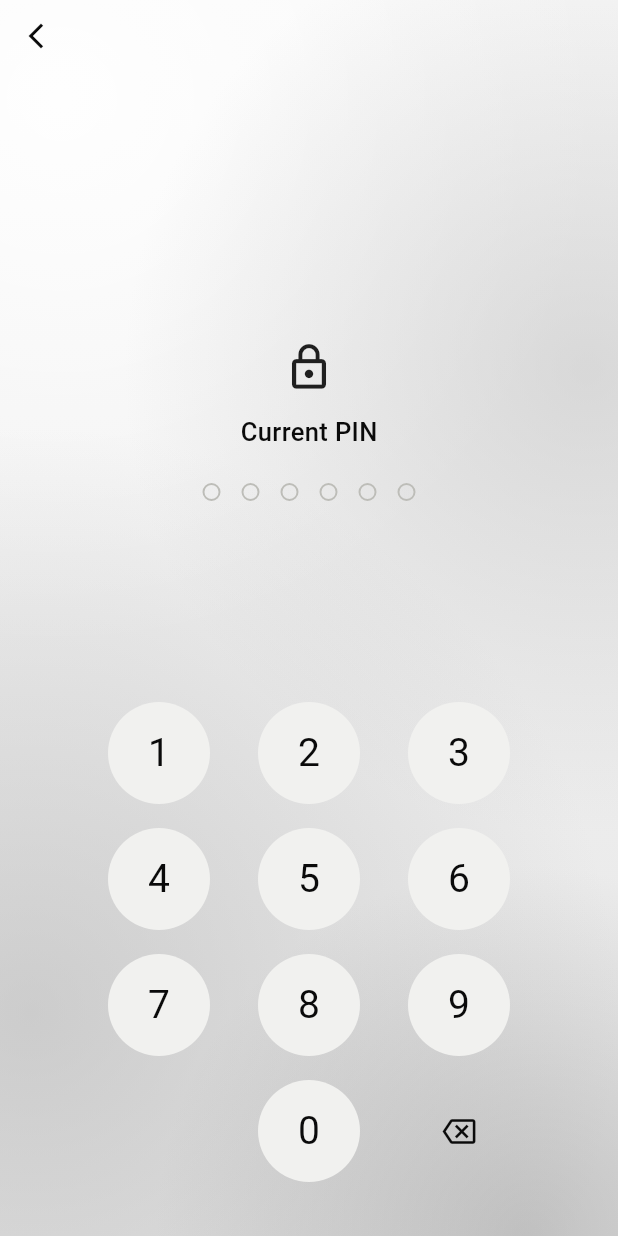
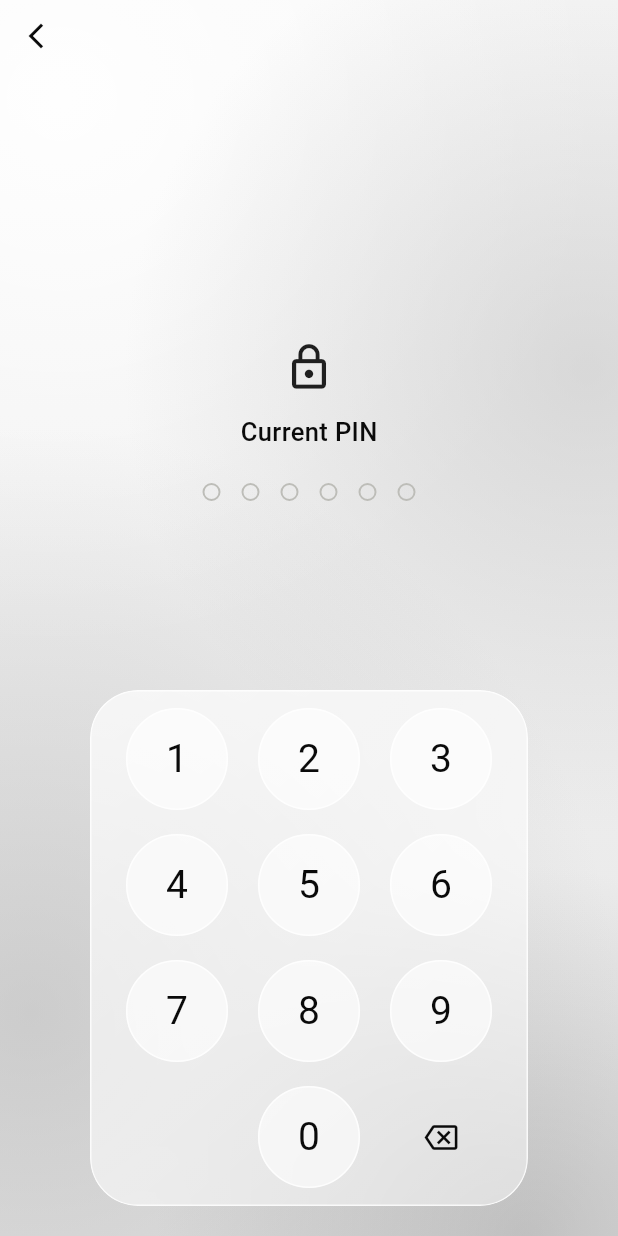
Before and after one commit to aryanonlogic/tictactoe, a Flutter app: the VaultScreen screen opened directly, item 3 of the bottom bar chosen, after a tap on "Change PIN", on a phone screen of 412 x 824 dp. Run offline on Flutter 3.47's test engine with Material 3 defaults, Android fonts, the phone set to English and light mode, and no system bars.

Commit message:
Glass UI on every screen: board panel, keypad, nav bar, folders, settings, viewer, splash

```diff
--- a/lib/ui.dart
+++ b/lib/ui.dart
@@ -60,7 +60,11 @@ class Segmented<T> extends StatelessWidget {
     return Container(
       height: 44,
       padding: const EdgeInsets.all(3),
-      decoration: BoxDecoration(color: kMist, borderRadius: BorderRadius.circular(22)),
+      decoration: BoxDecoration(
+        color: const Color(0x8CFFFFFF),
+        borderRadius: BorderRadius.circular(22),
+        border: Border.all(color: const Color(0xCCFFFFFF)),
+      ),
       child: Row(
         children: [
           for (final e in options.entries)
--- a/lib/vault/pin_screen.dart
+++ b/lib/vault/pin_screen.dart
@@ -238,8 +238,11 @@ class _PinScreenState extends State<PinScreen> with SingleTickerProviderStateMix
                     ),
             ),
             const Spacer(),
-            _keypad(),
-            const SizedBox(height: 28),
+            SizedBox(
+              width: 292,
+              child: GlassPanel(radius: 32, blur: 18, padding: const EdgeInsets.symmetric(vertical: 4), child: _keypad()),
+            ),
+            const SizedBox(height: 20),
           ],
         ),
       ),
@@ -262,10 +265,10 @@ class _PinScreenState extends State<PinScreen> with SingleTickerProviderStateMix
           child: Row(
             mainAxisAlignment: MainAxisAlignment.center,
             children: [
-              const SizedBox(width: 100),
+              const SizedBox(width: 88),
               key('0'),
               SizedBox(
-                width: 100,
+                width: 88,
                 child: IconButton(onPressed: _back, icon: const Icon(Icons.backspace_outlined, size: 22)),
               ),
             ],
@@ -285,11 +288,11 @@ class _Key extends StatelessWidget {
   @override
   Widget build(BuildContext context) {
     return SizedBox(
-      width: 100,
+      width: 88,
       child: Center(
         child: Material(
-          color: kMist,
-          shape: const CircleBorder(),
+          color: const Color(0x99FFFFFF),
+          shape: const CircleBorder(side: BorderSide(color: Color(0xCCFFFFFF))),
           child: InkWell(
             customBorder: const CircleBorder(),
             onTap: onTap,
--- a/lib/vault/settings_screen.dart
+++ b/lib/vault/settings_screen.dart
@@ -162,7 +162,12 @@ class _SettingsScreenState extends State<SettingsScreen> {
             ),
             Expanded(
               child: ListView(
+                padding: const EdgeInsets.fromLTRB(16, 8, 16, 24),
                 children: [
+                  GlassPanel(
+                    radius: 26,
+                    child: Column(
+                      children: [
                   RowTile(icon: Icons.lock_outline, title: 'Change PIN', onTap: _changePin),
                   const Divider(indent: 58),
                   RowTile(
@@ -182,6 +187,9 @@ class _SettingsScreenState extends State<SettingsScreen> {
                   RowTile(icon: Icons.delete_sweep_outlined, title: 'Clear Vault Data', onTap: _clear),
                   const Divider(indent: 58),
                   RowTile(icon: Icons.info_outline, title: 'About', onTap: _about),
+                      ],
+                    ),
+                  ),
                 ],
               ),
             ),
--- a/lib/vault/vault_screen.dart
+++ b/lib/vault/vault_screen.dart
@@ -75,10 +75,9 @@ class _VaultScreenState extends State<VaultScreen> {
           ),
         ],
       ),
-      bottomNavigationBar: SafeArea(
-        child: Container(
+      bottomNavigationBar: GlassBar(
+        child: SizedBox(
           height: 60,
-          decoration: const BoxDecoration(border: Border(top: BorderSide(color: kLine))),
           child: Row(
             mainAxisAlignment: MainAxisAlignment.spaceAround,
             children: [
@@ -218,8 +217,8 @@ class _LibraryViewState extends State<LibraryView> {
             ),
           ),
           Material(
-            color: kMist,
-            shape: const CircleBorder(),
+            color: const Color(0x99FFFFFF),
+            shape: const CircleBorder(side: BorderSide(color: Color(0xCCFFFFFF))),
             child: IconButton(
               onPressed: () => addFlow(context, folderId: widget.folder?.id),
               icon: const Icon(Icons.add),
@@ -425,8 +424,8 @@ class FoldersView extends StatelessWidget {
                     child: Text('Folders', style: TextStyle(fontSize: 26, fontWeight: FontWeight.w600, letterSpacing: -0.5)),
                   ),
                   Material(
-                    color: kMist,
-                    shape: const CircleBorder(),
+                    color: const Color(0x99FFFFFF),
+                    shape: const CircleBorder(side: BorderSide(color: Color(0xCCFFFFFF))),
                     child: IconButton(
                       onPressed: () => _create(context),
                       icon: const Icon(Icons.create_new_folder_outlined),
@@ -443,12 +442,16 @@ class FoldersView extends StatelessWidget {
                           textAlign: TextAlign.center, style: TextStyle(color: kSub, height: 1.4)),
                     )
                   : ListView.separated(
+                      padding: const EdgeInsets.fromLTRB(16, 4, 16, 24),
                       itemCount: folders.length,
-                      separatorBuilder: (context, i) => const Divider(indent: 64),
+                      separatorBuilder: (context, i) => const SizedBox(height: 10),
                       itemBuilder: (context, i) {
                         final f = folders[i];
                         final n = session.vault.countIn(f.id);
-                        return ListTile(
+                        return GlassPanel(
+                          radius: 20,
+                          blur: 16,
+                          child: ListTile(
                           contentPadding: const EdgeInsets.symmetric(horizontal: 20),
                           leading: const Icon(Icons.folder_outlined, size: 26),
                           title: Text(f.name, style: const TextStyle(fontWeight: FontWeight.w500)),
@@ -469,6 +472,7 @@ class FoldersView extends StatelessWidget {
                           onTap: () => Navigator.of(context).push<void>(
                             MaterialPageRoute<void>(builder: (_) => FolderPage(folder: f)),
                           ),
+                        ),
                         );
                       },
                     ),
```
Also changed, not shown: lib/game/game_screen.dart (+26 -6 lines), lib/splash.dart (+8 -4 lines), lib/vault/viewer.dart (+8 -2 lines), 1 other file.
